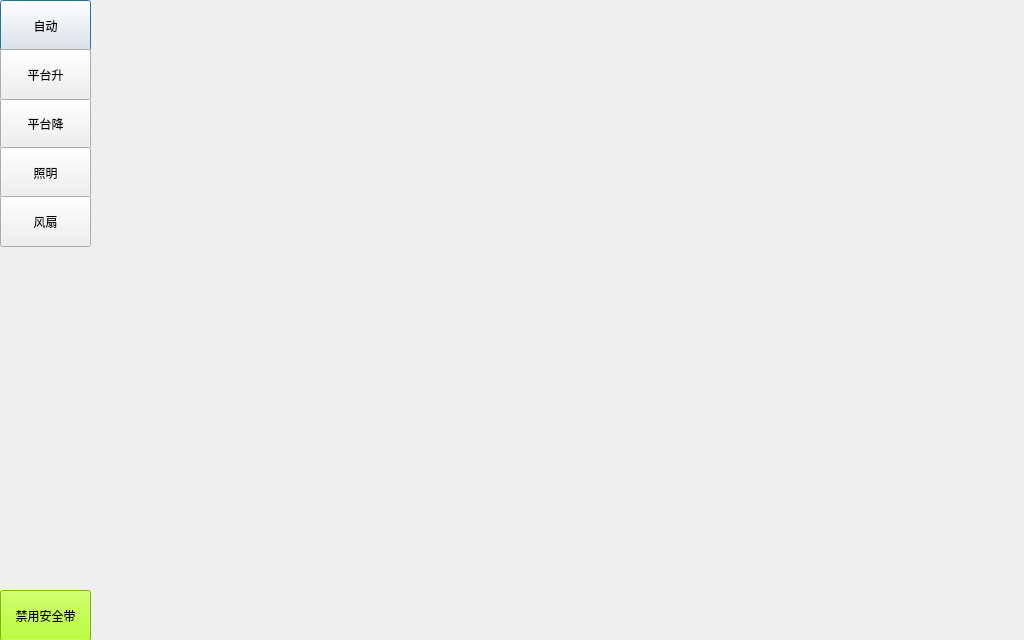
Above: motushand.ui from MT-REP/guizhouhuoxingche before the change. Below: the same form after it.
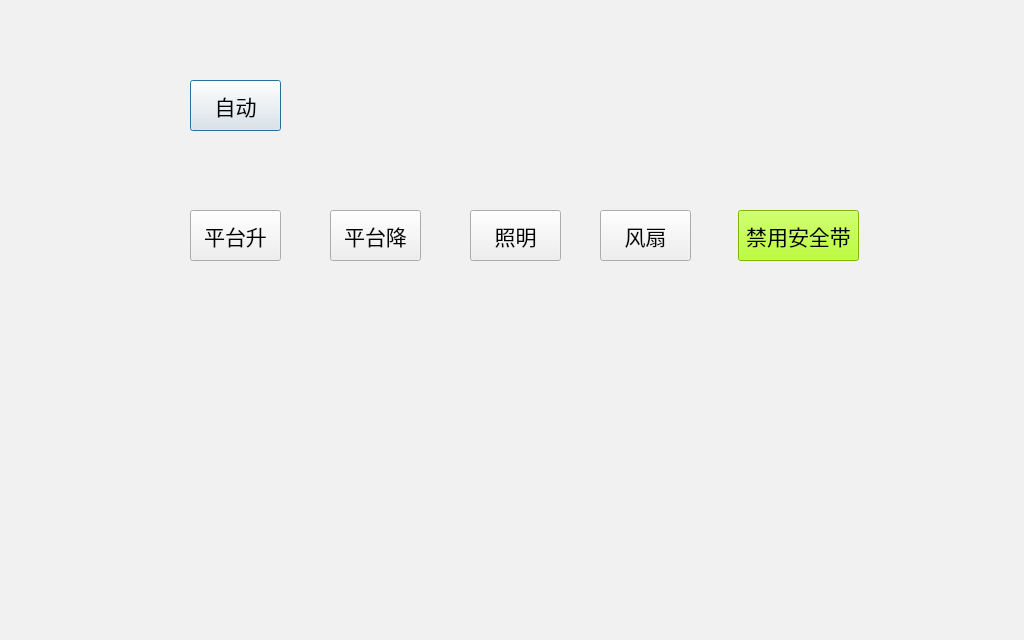
That is the form after the change. Icons and pictures are not drawn.

Diff of the .ui file:
```diff
--- a/motushand.ui
+++ b/motushand.ui
@@ -26,17 +26,23 @@
    <string>Dialog</string>
   </property>
   <property name="styleSheet">
-   <string notr="true">#MotusHand{background-image: url(:/picture/handbackground.png);}</string>
+   <string notr="true">#MotusHand{background-color: rgb(241, 241, 241);}</string>
   </property>
   <widget class="QPushButton" name="handButton">
    <property name="geometry">
     <rect>
-     <x>0</x>
-     <y>0</y>
+     <x>190</x>
+     <y>80</y>
      <width>91</width>
      <height>51</height>
     </rect>
    </property>
+   <property name="font">
+    <font>
+     <family>新宋体</family>
+     <pointsize>16</pointsize>
+    </font>
+   </property>
    <property name="text">
     <string>自动</string>
    </property>
@@ -44,12 +50,18 @@
   <widget class="QPushButton" name="platfromDown">
    <property name="geometry">
     <rect>
-     <x>0</x>
-     <y>98</y>
+     <x>330</x>
+     <y>210</y>
      <width>91</width>
      <height>51</height>
     </rect>
    </property>
+   <property name="font">
+    <font>
+     <family>新宋体</family>
+     <pointsize>16</pointsize>
+    </font>
+   </property>
    <property name="text">
     <string>平台降</string>
    </property>
@@ -57,12 +69,18 @@
   <widget class="QPushButton" name="platfromUp">
    <property name="geometry">
     <rect>
-     <x>0</x>
-     <y>49</y>
+     <x>190</x>
+     <y>210</y>
      <width>91</width>
      <height>51</height>
     </rect>
    </property>
+   <property name="font">
+    <font>
+     <family>新宋体</family>
+     <pointsize>16</pointsize>
+    </font>
+   </property>
    <property name="text">
     <string>平台升</string>
    </property>
@@ -70,12 +88,18 @@
   <widget class="QPushButton" name="disableSafetyBelt">
    <property name="geometry">
     <rect>
-     <x>0</x>
-     <y>590</y>
-     <width>91</width>
+     <x>738</x>
+     <y>210</y>
+     <width>121</width>
      <height>51</height>
     </rect>
    </property>
+   <property name="font">
+    <font>
+     <family>新宋体</family>
+     <pointsize>16</pointsize>
+    </font>
+   </property>
    <property name="styleSheet">
     <string notr="true">background-color: rgb(170, 255, 0);</string>
    </property>
@@ -86,12 +110,18 @@
   <widget class="QPushButton" name="illumination">
    <property name="geometry">
     <rect>
-     <x>0</x>
-     <y>147</y>
+     <x>470</x>
+     <y>210</y>
      <width>91</width>
      <height>51</height>
     </rect>
    </property>
+   <property name="font">
+    <font>
+     <family>新宋体</family>
+     <pointsize>16</pointsize>
+    </font>
+   </property>
    <property name="text">
     <string>照明</string>
    </property>
@@ -99,12 +129,18 @@
   <widget class="QPushButton" name="fan">
    <property name="geometry">
     <rect>
-     <x>0</x>
-     <y>196</y>
+     <x>600</x>
+     <y>210</y>
      <width>91</width>
      <height>51</height>
     </rect>
    </property>
+   <property name="font">
+    <font>
+     <family>新宋体</family>
+     <pointsize>16</pointsize>
+    </font>
+   </property>
    <property name="text">
     <string>风扇</string>
    </property>
```
